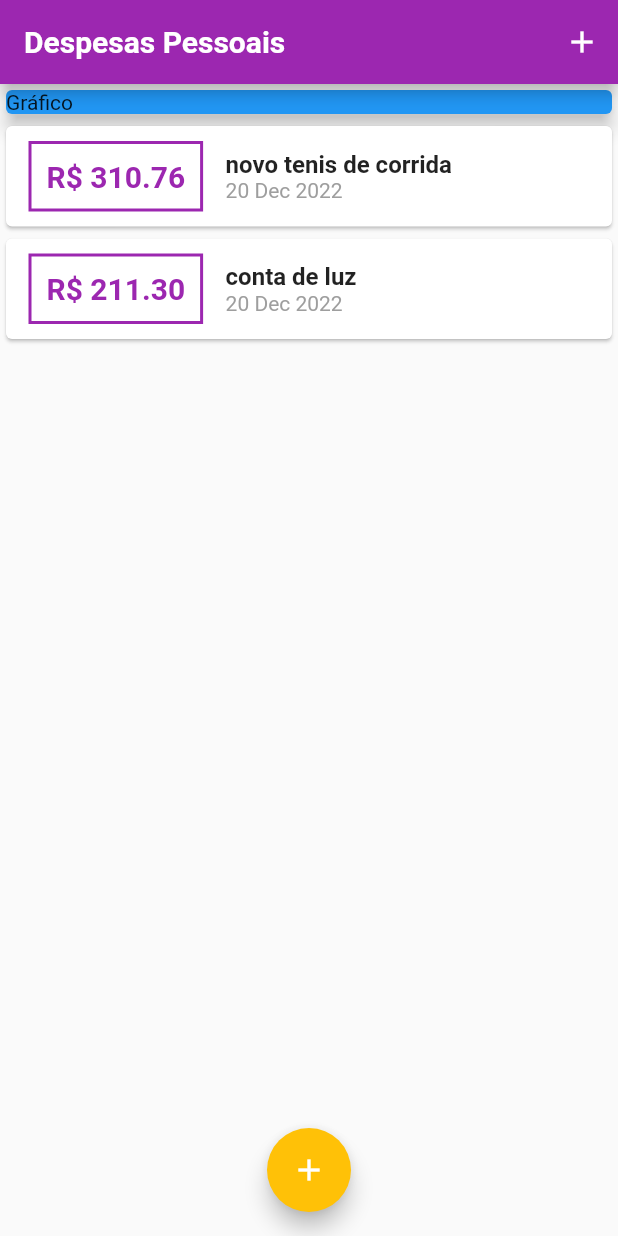
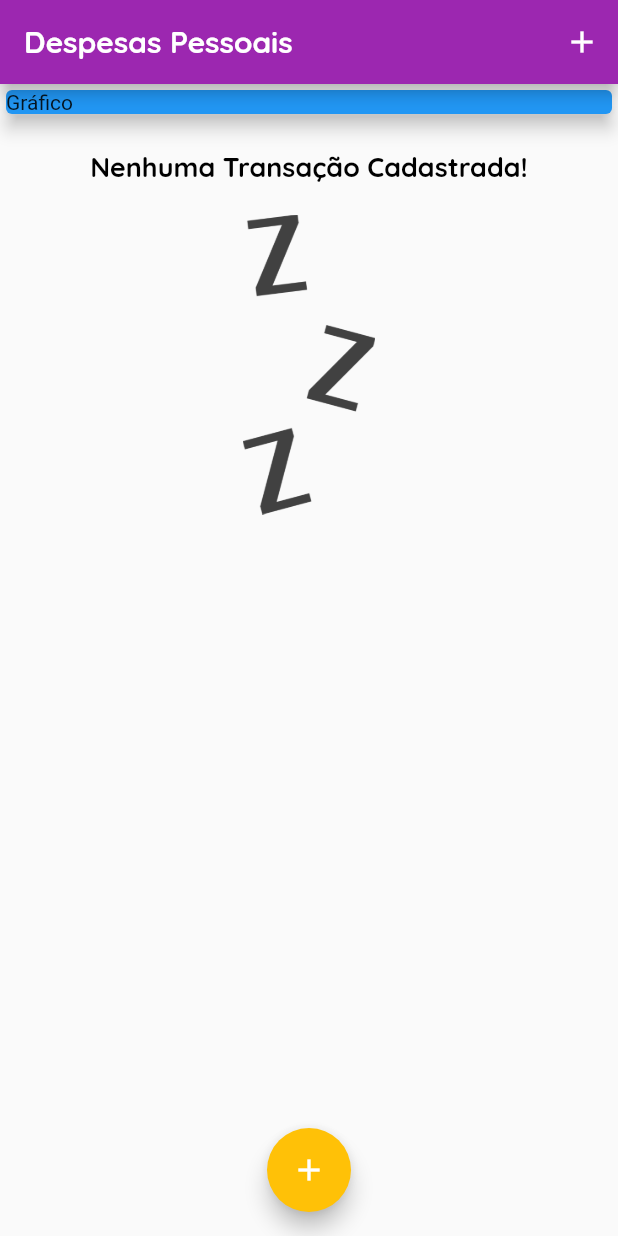
Before and after one commit to Daniel-Veloso/flutter_expenses, a Flutter app: the screen it shows after launch, on a phone screen of 412 x 824 dp. Run offline on Flutter 3.47's test engine with Material 2 defaults, Android fonts, the phone set to English and light mode, and no system bars.

Commit message:
Importing new font and adding image

```diff
--- a/lib/components/transaction_list.dart
+++ b/lib/components/transaction_list.dart
@@ -11,7 +11,23 @@ class TransactionList extends StatelessWidget {
   Widget build(BuildContext context) {
     return Container(
       height: 300,
-      child: ListView.builder(
+      child: transactions!.isEmpty? Column(
+        children: [
+          const SizedBox(height: 20),
+          Text(
+            'Nenhuma Transação Cadastrada!',
+            style: Theme.of(context).textTheme.headline6,
+          ),
+          const SizedBox(height: 20),
+          SizedBox(
+            height: 200,
+            child: Image.asset(
+              'assets/images/waiting.png',
+              fit: BoxFit.cover,
+            ),
+          ),
+        ],
+      ) : ListView.builder(
         itemCount: transactions!.length,
         itemBuilder: (ctx, index){
           final tr = transactions![index];
@@ -44,10 +60,7 @@ class TransactionList extends StatelessWidget {
                   children: [
                     Text(
                       tr.title!,
-                      style: TextStyle(
-                        fontSize: 16,
-                        fontWeight: FontWeight.bold,
-                      ),
+                      style: Theme.of(context).textTheme.headline6,
                     ),
                     Text(
                       DateFormat('d MMM y').format(tr.date!),
--- a/lib/main.dart
+++ b/lib/main.dart
@@ -24,7 +24,7 @@ class ExpensesApp extends StatelessWidget {
         ),
         textTheme: tema.textTheme.copyWith(
           headline6: TextStyle(
-            fontFamily: 'OpenSans',
+            fontFamily: 'Quicksand',
             fontSize: 18,
             fontWeight: FontWeight.bold,
             color: Colors.black,
@@ -32,7 +32,7 @@ class ExpensesApp extends StatelessWidget {
         ),
         appBarTheme: AppBarTheme(
           titleTextStyle: TextStyle(
-            fontFamily: 'OpenSans',
+            fontFamily: 'Quicksand',
             fontSize: 20,
             fontWeight: FontWeight.bold,
           ),
@@ -49,19 +49,19 @@ class MyHomePage extends StatefulWidget {
 
 class _MyHomePageState extends State<MyHomePage> {
 
-  final _transactions = [
-    Transaction(
-      id: 't1',
-      title: 'novo tenis de corrida',
-      value: 310.76,
-      date: DateTime.now(),
-    ),
-    Transaction(
-      id: 't2',
-      title: 'conta de luz',
-      value: 211.30,
-      date: DateTime.now(),
-    ),
+  final List<Transaction> _transactions = [
+    // Transaction(
+    //   id: 't1',
+    //   title: 'novo tenis de corrida',
+    //   value: 310.76,
+    //   date: DateTime.now(),
+    // ),
+    // Transaction(
+    //   id: 't2',
+    //   title: 'conta de luz',
+    //   value: 211.30,
+    //   date: DateTime.now(),
+    // ),
   ];
 
   _addTransaction(String title, double value) {
```
Also changed, not shown: pubspec.yaml (+13 -8 lines), assets/fonts/OpenSans-Bold.ttf (added), assets/fonts/OpenSans-Regular.ttf (added), assets/fonts/Quicksand-Bold.ttf (added), assets/fonts/Quicksand-Light.ttf (added), assets/fonts/Quicksand-Medium.ttf (added), assets/fonts/Quicksand-Regular.ttf (added), assets/images/waiting.png (added).
